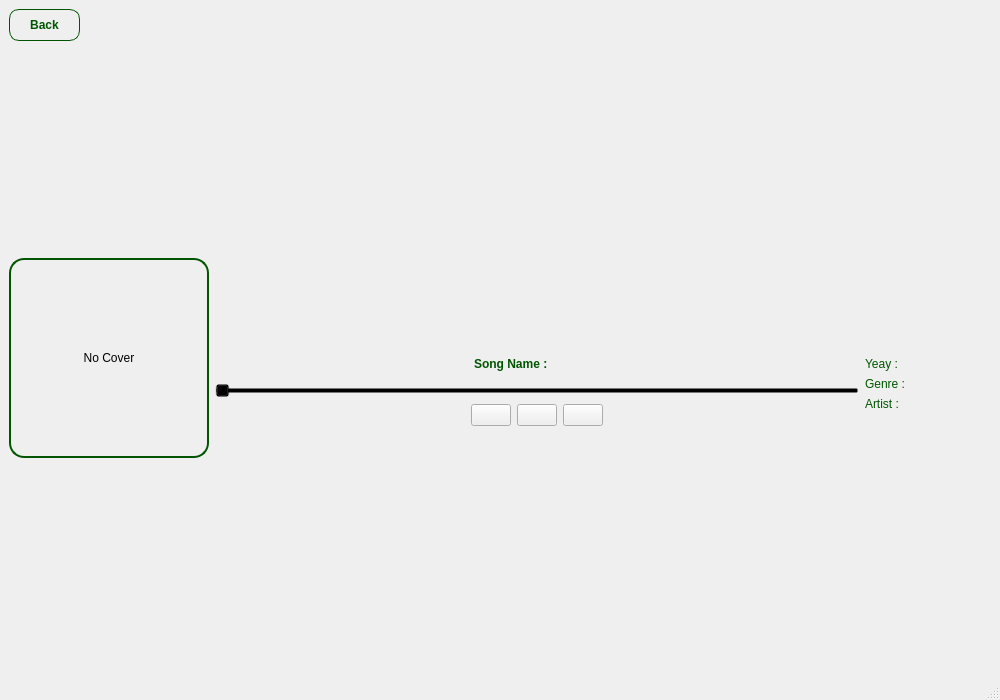
aminfooladi/QSpotify, file songwindow.ui: the form before one commit.
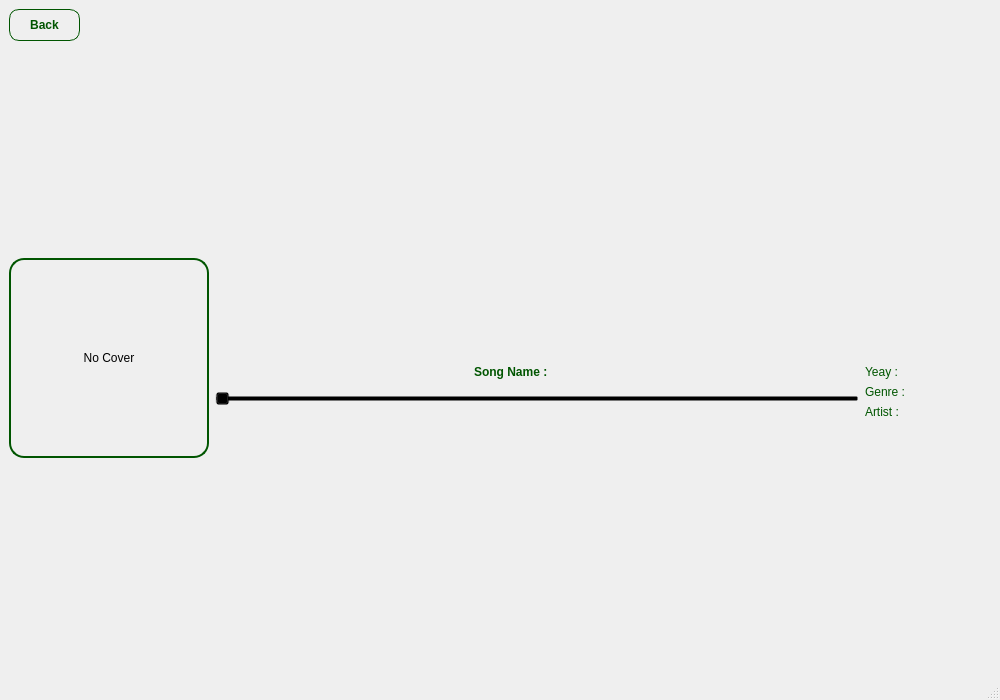
The form after the commit. Icons and pictures are not drawn.

Commit message: add icons to song page

```diff
--- a/songwindow.ui
+++ b/songwindow.ui
@@ -17,7 +17,67 @@
    <string notr="true">background-image: url(:/images/background/images/background .png);</string>
   </property>
   <widget class="QWidget" name="centralwidget">
-   <layout class="QGridLayout" name="gridLayout_2" rowstretch="0,3,10" columnstretch="0,0">
+   <layout class="QGridLayout" name="gridLayout_2" rowstretch="0,2,6" columnstretch="0,0">
+    <item row="1" column="1">
+     <layout class="QGridLayout" name="gridLayout_3" rowstretch="5" columnstretch="2,1">
+      <item row="0" column="1">
+       <widget class="QLabel" name="label">
+        <property name="styleSheet">
+         <string notr="true">image: url(:/images/logo/images/nweLogo.png);
+background: transparent;
+border: none;</string>
+        </property>
+        <property name="text">
+         <string/>
+        </property>
+       </widget>
+      </item>
+      <item row="0" column="0">
+       <spacer name="horizontalSpacer">
+        <property name="orientation">
+         <enum>Qt::Orientation::Horizontal</enum>
+        </property>
+        <property name="sizeHint" stdset="0">
+         <size>
+          <width>40</width>
+          <height>20</height>
+         </size>
+        </property>
+       </spacer>
+      </item>
+     </layout>
+    </item>
+    <item row="1" column="0" rowspan="2">
+     <layout class="QHBoxLayout" name="horizontalLayout">
+      <item>
+       <widget class="QLabel" name="coverLabel">
+        <property name="minimumSize">
+         <size>
+          <width>200</width>
+          <height>200</height>
+         </size>
+        </property>
+        <property name="maximumSize">
+         <size>
+          <width>200</width>
+          <height>200</height>
+         </size>
+        </property>
+        <property name="styleSheet">
+         <string notr="true">border: 2px solid rgb(0, 85, 0);
+border-radius: 15px;
+</string>
+        </property>
+        <property name="text">
+         <string>No Cover</string>
+        </property>
+        <property name="alignment">
+         <set>Qt::AlignmentFlag::AlignCenter</set>
+        </property>
+       </widget>
+      </item>
+     </layout>
+    </item>
     <item row="2" column="1">
      <layout class="QGridLayout" name="gridLayout" rowstretch="2,0,0,0,3" columnstretch="2,1,2,1">
       <item row="4" column="0">
@@ -114,7 +174,7 @@
        </spacer>
       </item>
       <item row="3" column="0" colspan="3">
-       <layout class="QHBoxLayout" name="horizontalLayout_2">
+       <layout class="QHBoxLayout" name="horizontalLayout_2" stretch="0,0,0,0,0">
         <item>
          <spacer name="horizontalSpacer_4">
           <property name="orientation">
@@ -130,23 +190,65 @@
         </item>
         <item>
          <widget class="QPushButton" name="lastSongPushButton">
+          <property name="styleSheet">
+           <string notr="true">background: transparent;
+border: none;</string>
+          </property>
           <property name="text">
            <string/>
           </property>
+          <property name="icon">
+           <iconset resource="resources.qrc">
+            <normaloff>:/songs/images/last10sOfSongIcon.png</normaloff>:/songs/images/last10sOfSongIcon.png</iconset>
+          </property>
+          <property name="iconSize">
+           <size>
+            <width>80</width>
+            <height>80</height>
+           </size>
+          </property>
          </widget>
         </item>
         <item>
          <widget class="QPushButton" name="playOrStoppushButton">
+          <property name="styleSheet">
+           <string notr="true">background: transparent;
+border: none;</string>
+          </property>
           <property name="text">
            <string/>
           </property>
+          <property name="icon">
+           <iconset resource="resources.qrc">
+            <normaloff>:/songs/images/StopSongIcon.png</normaloff>:/songs/images/StopSongIcon.png</iconset>
+          </property>
+          <property name="iconSize">
+           <size>
+            <width>80</width>
+            <height>80</height>
+           </size>
+          </property>
          </widget>
         </item>
         <item>
          <widget class="QPushButton" name="nexSongPushButton">
+          <property name="styleSheet">
+           <string notr="true">background: transparent;
+border: none;</string>
+          </property>
           <property name="text">
            <string/>
           </property>
+          <property name="icon">
+           <iconset resource="resources.qrc">
+            <normaloff>:/songs/images/next10sOfSongIcon.png</normaloff>:/songs/images/next10sOfSongIcon.png</iconset>
+          </property>
+          <property name="iconSize">
+           <size>
+            <width>80</width>
+            <height>80</height>
+           </size>
+          </property>
          </widget>
         </item>
         <item>
@@ -239,66 +341,6 @@
       </item>
      </layout>
     </item>
-    <item row="1" column="0" rowspan="2">
-     <layout class="QHBoxLayout" name="horizontalLayout">
-      <item>
-       <widget class="QLabel" name="coverLabel">
-        <property name="minimumSize">
-         <size>
-          <width>200</width>
-          <height>200</height>
-         </size>
-        </property>
-        <property name="maximumSize">
-         <size>
-          <width>200</width>
-          <height>200</height>
-         </size>
-        </property>
-        <property name="styleSheet">
-         <string notr="true">border: 2px solid rgb(0, 85, 0);
-border-radius: 15px;
-</string>
-        </property>
-        <property name="text">
-         <string>No Cover</string>
-        </property>
-        <property name="alignment">
-         <set>Qt::AlignmentFlag::AlignCenter</set>
-        </property>
-       </widget>
-      </item>
-     </layout>
-    </item>
-    <item row="1" column="1">
-     <layout class="QGridLayout" name="gridLayout_3" rowstretch="5" columnstretch="2,1">
-      <item row="0" column="1">
-       <widget class="QLabel" name="label">
-        <property name="styleSheet">
-         <string notr="true">image: url(:/images/logo/images/nweLogo.png);
-background: transparent;
-border: none;</string>
-        </property>
-        <property name="text">
-         <string/>
-        </property>
-       </widget>
-      </item>
-      <item row="0" column="0">
-       <spacer name="horizontalSpacer">
-        <property name="orientation">
-         <enum>Qt::Orientation::Horizontal</enum>
-        </property>
-        <property name="sizeHint" stdset="0">
-         <size>
-          <width>40</width>
-          <height>20</height>
-         </size>
-        </property>
-       </spacer>
-      </item>
-     </layout>
-    </item>
     <item row="0" column="0" colspan="2">
      <layout class="QHBoxLayout" name="horizontalLayout_6">
       <item>
```
Left out of the diff: 4 changed lines with no effect on the pictures. The commit also changes 10 other files.
